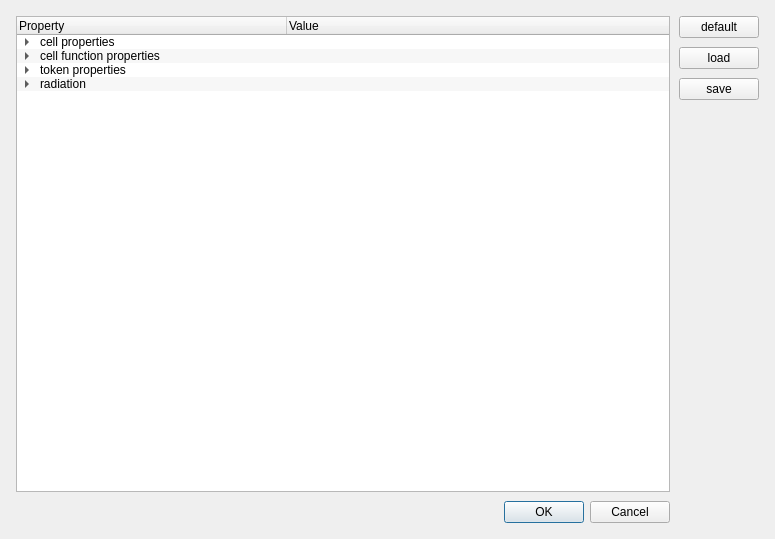
First picture: the form in source/Gui/SimulationParametersDialog.ui, repository chrxh/alien, before the edit.
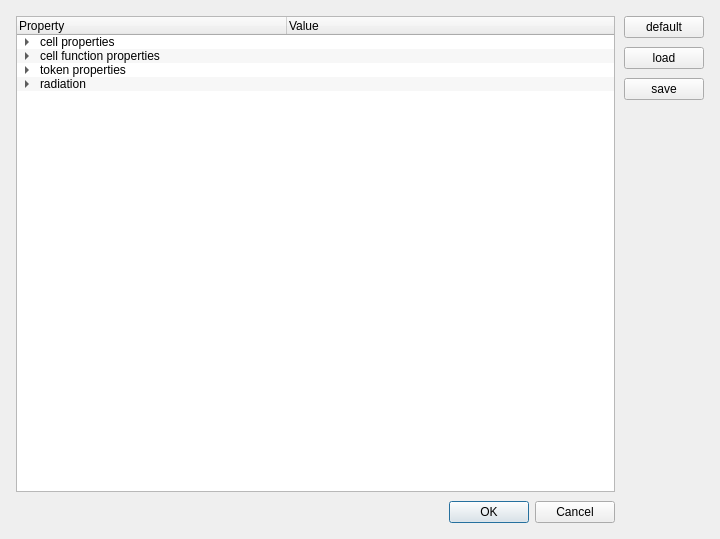
Second picture: the form after the edit.

The edit to the form file:
```diff
--- a/source/Gui/SimulationParametersDialog.ui
+++ b/source/Gui/SimulationParametersDialog.ui
@@ -6,7 +6,7 @@
    <rect>
     <x>0</x>
     <y>0</y>
-    <width>775</width>
+    <width>720</width>
     <height>539</height>
    </rect>
   </property>
```
Left out of the diff: 8 changed lines with no effect on the pictures.
